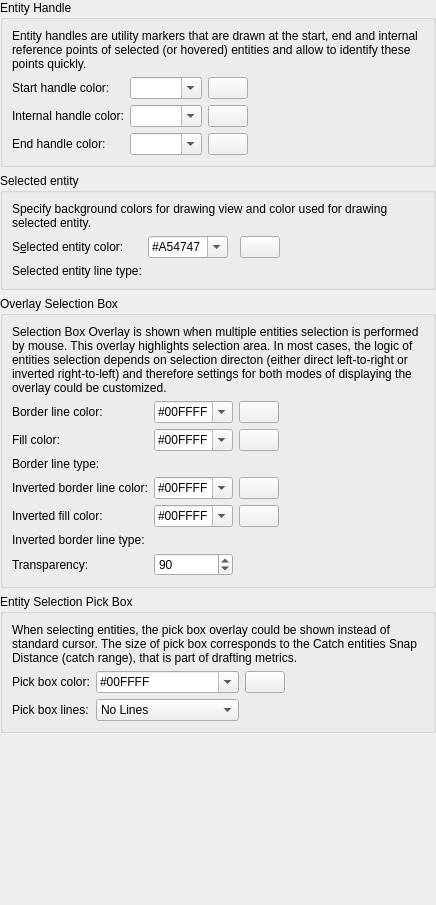
Above: librecad/src/ui/dialogs/settings/options_drafting/pages/theme/lc_settings_page_drafting_theme_selection.ui from sand1024/LibreCAD before the change. Below: the same form after it.
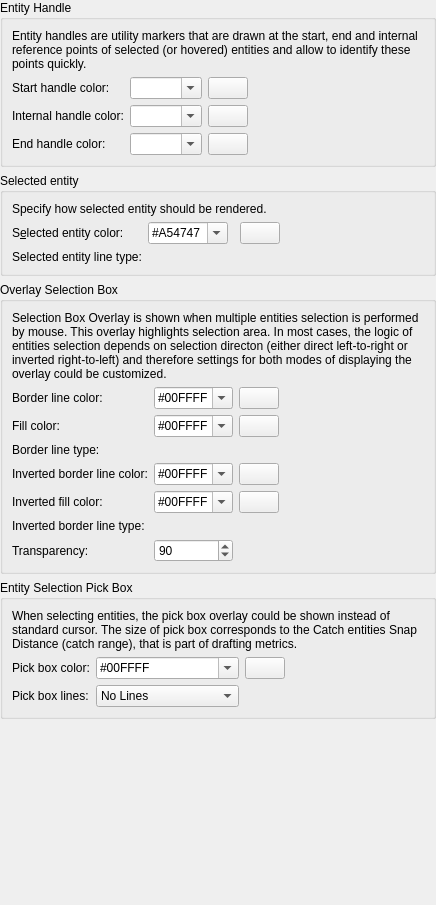
That is the form after the change. Custom widgets are drawn as their Qt base class.

```diff
--- a/librecad/src/ui/dialogs/settings/options_drafting/pages/theme/lc_settings_page_drafting_theme_selection.ui
+++ b/librecad/src/ui/dialogs/settings/options_drafting/pages/theme/lc_settings_page_drafting_theme_selection.ui
@@ -248,6 +248,9 @@
         <property name="editable">
          <bool>true</bool>
         </property>
+        <property name="sizeAdjustPolicy">
+         <enum>QComboBox::SizeAdjustPolicy::AdjustToContents</enum>
+        </property>
         <item>
          <property name="text">
           <string notr="true">#A54747</string>
@@ -285,7 +288,7 @@
          <number>0</number>
         </property>
         <property name="text">
-         <string>Specify background colors for drawing view and color used for drawing selected entity.</string>
+         <string>Specify how selected entity should be rendered.</string>
         </property>
         <property name="wordWrap">
          <bool>true</bool>
@@ -299,15 +302,15 @@
         </property>
        </widget>
       </item>
-         <item row="2" column="1" colspan="1">
-             <widget class="QG_LineTypeBox" name="wSelectedEntityLineType" native="true">
-                 <property name="toolTip">
-                     <string>Selected Entity Line Type
+      <item row="2" column="1">
+       <widget class="QG_LineTypeBox" name="wSelectedEntityLineType" native="true">
+        <property name="toolTip">
+         <string>Selected Entity Line Type
 
 Line type used for rendering selected entities.</string>
-                 </property>
-             </widget>
-         </item>
+        </property>
+       </widget>
+      </item>
      </layout>
     </widget>
    </item>
@@ -340,6 +343,9 @@
         <property name="editable">
          <bool>true</bool>
         </property>
+        <property name="sizeAdjustPolicy">
+         <enum>QComboBox::SizeAdjustPolicy::AdjustToContents</enum>
+        </property>
         <item>
          <property name="text">
           <string notr="true">#00FFFF</string>
@@ -357,6 +363,9 @@
         <property name="editable">
          <bool>true</bool>
         </property>
+        <property name="sizeAdjustPolicy">
+         <enum>QComboBox::SizeAdjustPolicy::AdjustToContents</enum>
+        </property>
         <item>
          <property name="text">
           <string notr="true">#00FFFF</string>
@@ -379,15 +388,6 @@
         </property>
        </widget>
       </item>
-      <item row="6" column="1" colspan="2">
-       <widget class="QG_LineTypeBox" name="wOverlaySelectionInvertedLineType" native="true">
-        <property name="toolTip">
-         <string>Inverted Selection Boundary Line Type
-
-                                  Overlay selection box boundary line type (inverted mode)</string>
-        </property>
-       </widget>
-      </item>
       <item row="1" column="0">
        <widget class="QLabel" name="label_6">
         <property name="text">
@@ -434,6 +434,9 @@
         <property name="editable">
          <bool>true</bool>
         </property>
+        <property name="sizeAdjustPolicy">
+         <enum>QComboBox::SizeAdjustPolicy::AdjustToContents</enum>
+        </property>
         <item>
          <property name="text">
           <string notr="true">#00FFFF</string>
@@ -505,6 +508,9 @@
         <property name="editable">
          <bool>true</bool>
         </property>
+        <property name="sizeAdjustPolicy">
+         <enum>QComboBox::SizeAdjustPolicy::AdjustToContents</enum>
+        </property>
         <item>
          <property name="text">
           <string notr="true">#00FFFF</string>
@@ -527,15 +533,6 @@
         </property>
        </widget>
       </item>
-      <item row="3" column="1" colspan="2">
-       <widget class="QG_LineTypeBox" name="wOverlaySelectionLineType" native="true">
-        <property name="toolTip">
-         <string>Selection Boundary Line Type
-
-                                  Overlay selection box boundary line type (normal mode)</string>
-        </property>
-       </widget>
-      </item>
       <item row="2" column="2">
        <widget class="LC_ColorButton" name="pbOverlayBoxFill">
         <property name="sizePolicy">
@@ -571,6 +568,24 @@
         </property>
        </widget>
       </item>
+      <item row="3" column="1">
+       <widget class="QG_LineTypeBox" name="wOverlaySelectionLineType" native="true">
+        <property name="toolTip">
+         <string>Selection Boundary Line Type
+
+                                  Overlay selection box boundary line type (normal mode)</string>
+        </property>
+       </widget>
+      </item>
+      <item row="6" column="1">
+       <widget class="QG_LineTypeBox" name="wOverlaySelectionInvertedLineType" native="true">
+        <property name="toolTip">
+         <string>Inverted Selection Boundary Line Type
+
+                                  Overlay selection box boundary line type (inverted mode)</string>
+        </property>
+       </widget>
+      </item>
      </layout>
     </widget>
    </item>
@@ -623,6 +638,9 @@
         <property name="editable">
          <bool>true</bool>
         </property>
+        <property name="sizeAdjustPolicy">
+         <enum>QComboBox::SizeAdjustPolicy::AdjustToContents</enum>
+        </property>
         <item>
          <property name="text">
           <string notr="true">#00FFFF</string>
```
